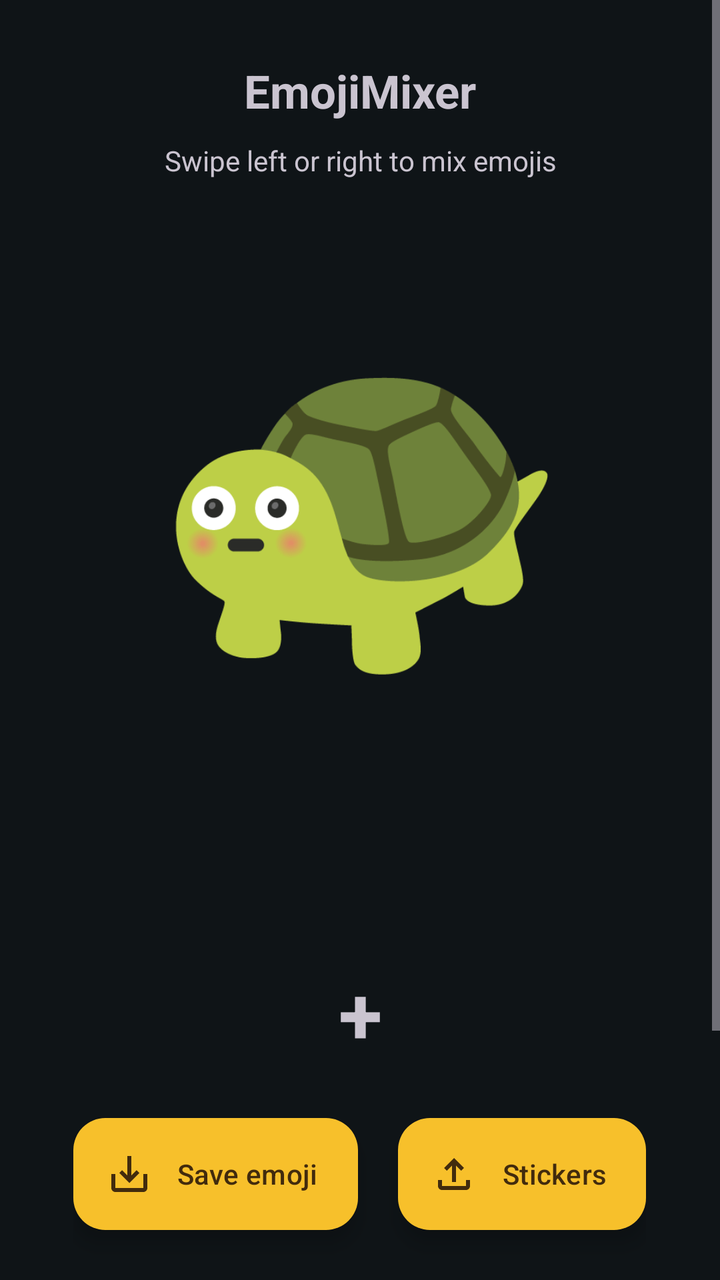
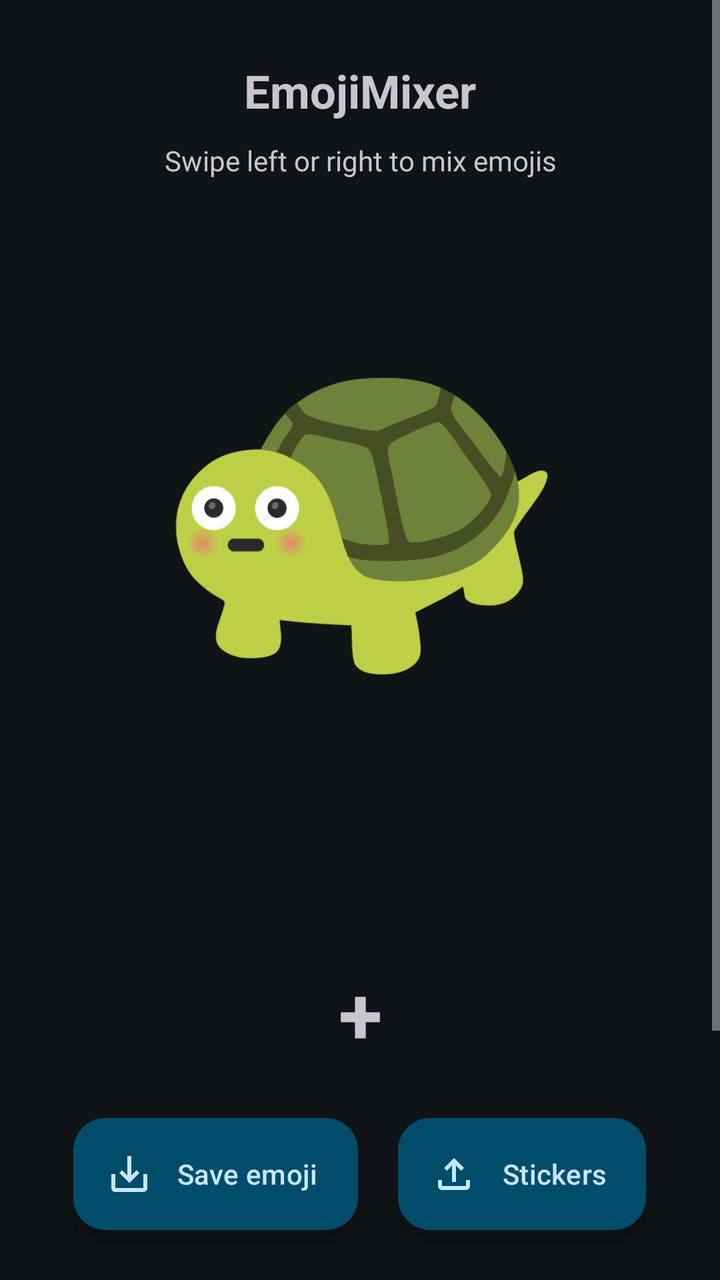

The first picture is an Android layout as it rendered before a commit; the second is the same layout after the commit. The layout source and the unified diff follow.
<!-- AndroidManifest.xml: application theme Theme.MyApplication -->
<!-- res/layout/activity_main.xml -->
<?xml version="1.0" encoding="utf-8"?>
<LinearLayout xmlns:android="http://schemas.android.com/apk/res/android"
    xmlns:app="http://schemas.android.com/apk/res-auto"
    xmlns:tools="http://schemas.android.com/tools"
    android:layout_width="match_parent"
    android:layout_height="match_parent"
    android:gravity="center_horizontal"
    android:weightSum="3"
    android:orientation="vertical">

    <ScrollView
        android:layout_width="match_parent"
        android:layout_weight="3"
        android:layout_height="0dp">
        <LinearLayout
            android:layout_width="match_parent"
            android:layout_height="wrap_content"
            android:layout_marginTop="20dp"
            android:gravity="center_horizontal"
            android:orientation="vertical">

            <TextView
                android:id="@+id/activityTitle"
                android:layout_width="match_parent"
                android:layout_height="wrap_content"
                android:layout_marginTop="10dp"
                android:gravity="center"
                android:text="@string/app_name"
                android:textSize="23sp"
                android:textStyle="bold" />

            <TextView
                android:id="@+id/activityDesc"
                android:layout_width="match_parent"
                android:layout_height="wrap_content"
                android:layout_marginTop="10dp"
                android:layout_marginBottom="60dp"
                android:gravity="center"
                android:text="@string/swipe_left_or_right_to_mix_emojis"
                android:textSize="14sp" />

            <LinearLayout
                android:layout_width="match_parent"
                android:layout_height="0dp"
                android:layout_weight="1"
                android:gravity="center_horizontal"
                android:orientation="vertical">

                <RelativeLayout
                    android:layout_width="200dp"
                    android:layout_height="200dp">

                    <com.google.android.material.progressindicator.CircularProgressIndicator
                        android:id="@+id/progressBar"
                        android:layout_width="60dp"
                        android:layout_height="60dp"
                        android:layout_centerInParent="true"
                        android:indeterminate="true"
                        app:indicatorColor="#F7C02B"
                        app:indicatorSize="60dp"
                        app:trackCornerRadius="10dp"
                        app:trackThickness="5dp" />

                    <ImageView
                        android:id="@+id/mixedEmoji"
                        android:layout_width="200dp"
                        android:layout_height="200dp"
                        android:layout_centerInParent="true"
                        android:src="@drawable/shocked" />
                </RelativeLayout>

                <LinearLayout
                    android:layout_width="match_parent"
                    android:layout_height="wrap_content"
                    android:layout_marginTop="30dp"
                    android:orientation="vertical">

                    <LinearLayout
                        android:layout_width="match_parent"
                        android:layout_height="100dp"
                        android:orientation="vertical">

                        <androidx.recyclerview.widget.RecyclerView
                            android:id="@+id/emojisSlider1"
                            android:layout_width="match_parent"
                            android:layout_height="match_parent"
                            android:fadingEdge="horizontal"
                            android:fadingEdgeLength="30dp" />
                    </LinearLayout>

                    <TextView
                        android:layout_width="match_parent"
                        android:layout_height="wrap_content"
                        android:layout_marginBottom="10dp"
                        android:gravity="center"
                        android:text="+"
                        android:textSize="40sp"
                        android:textStyle="bold"
                        tools:ignore="HardcodedText" />

                    <LinearLayout
                        android:layout_width="match_parent"
                        android:layout_height="wrap_content"
                        android:orientation="vertical">

                        <androidx.recyclerview.widget.RecyclerView
                            android:id="@+id/emojisSlider2"
                            android:layout_width="match_parent"
                            android:layout_height="match_parent"
                            android:fadingEdge="horizontal"
                            android:fadingEdgeLength="30dp" />

                    </LinearLayout>
                </LinearLayout>
            </LinearLayout>

        </LinearLayout>
    </ScrollView>
    <LinearLayout
        android:layout_width="wrap_content"
        android:gravity="center_horizontal"
        android:layout_height="wrap_content">
        <com.google.android.material.floatingactionbutton.ExtendedFloatingActionButton
            android:id="@+id/saveEmoji"
            android:layout_width="wrap_content"
            android:layout_height="wrap_content"
            android:layout_marginTop="30dp"
            android:layout_marginBottom="25dp"
            android:text="@string/save_emoji"
            android:textAllCaps="false"
            android:textColor="#422B0D"
            android:textSize="14sp"
            app:backgroundTint="#F7C02B"
            app:icon="@drawable/ic_outline_save_alt_24"
            app:iconTint="#422B0D" />

        <Space
            android:layout_width="20dp"
            android:layout_height="wrap_content"/>

        <com.google.android.material.floatingactionbutton.ExtendedFloatingActionButton
            android:id="@+id/export"
            android:layout_width="wrap_content"
            android:layout_height="wrap_content"
            android:layout_marginTop="30dp"
            android:layout_marginBottom="25dp"
            android:text="@string/stickers"
            android:textAllCaps="false"
            android:textColor="#422B0D"
            android:textSize="14sp"
            app:backgroundTint="#F7C02B"
            app:icon="@drawable/ic_outline_file_upload_24"
            app:iconTint="#422B0D" />
    </LinearLayout>
</LinearLayout>
<!-- resources referenced by this layout -->
<resources>
  <!-- drawable ic_outline_file_upload_24 (drawable) -->
  <vector android:height="24dp" android:tint="#000000"
      android:viewportHeight="24" android:viewportWidth="24"
      android:width="24dp" xmlns:android="http://schemas.android.com/apk/res/android">
      <path android:fillColor="@android:color/white" android:pathData="M18,15v3H6v-3H4v3c0,1.1 0.9,2 2,2h12c1.1,0 2,-0.9 2,-2v-3H18zM7,9l1.41,1.41L11,7.83V16h2V7.83l2.59,2.58L17,9l-5,-5L7,9z"/>
  </vector>
  <string name="app_name" translatable="false">EmojiMixer</string>
  <string name="save_emoji">Save emoji</string>
  <string name="stickers">Stickers</string>
  <string name="swipe_left_or_right_to_mix_emojis">Swipe left or right to mix emojis</string>
  <color name="md_theme_primary">#90CEF4</color>
  <color name="md_theme_onPrimary">#00344A</color>
  <color name="md_theme_primaryContainer">#004C6A</color>
  <color name="md_theme_onPrimaryContainer">#C5E7FF</color>
  <color name="md_theme_secondary">#B6C9D8</color>
  <color name="md_theme_onSecondary">#20333E</color>
  <color name="md_theme_secondaryContainer">#374955</color>
  <color name="md_theme_onSecondaryContainer">#D1E5F4</color>
  <color name="md_theme_tertiary">#CBC1E9</color>
  <color name="md_theme_onTertiary">#322C4C</color>
  <color name="md_theme_tertiaryContainer">#494263</color>
  <color name="md_theme_onTertiaryContainer">#E7DEFF</color>
  <color name="md_theme_error">#FFB4AB</color>
  <color name="md_theme_onError">#690005</color>
  <color name="md_theme_errorContainer">#93000A</color>
  <color name="md_theme_onErrorContainer">#FFDAD6</color>
  <color name="md_theme_background">#0F1417</color>
  <color name="md_theme_onBackground">#DFE3E7</color>
  <color name="md_theme_surface">#0F1417</color>
  <color name="md_theme_onSurface">#DFE3E7</color>
  <color name="md_theme_surfaceVariant">#41484D</color>
  <color name="md_theme_onSurfaceVariant">#C1C7CD</color>
  <color name="md_theme_outline">#8B9297</color>
  <color name="md_theme_outlineVariant">#41484D</color>
  <color name="md_theme_inverseSurface">#DFE3E7</color>
  <color name="md_theme_inverseOnSurface">#2C3134</color>
  <color name="md_theme_inversePrimary">#1E6586</color>
  <color name="md_theme_primaryFixed">#C5E7FF</color>
  <color name="md_theme_onPrimaryFixed">#001E2D</color>
  <color name="md_theme_primaryFixedDim">#90CEF4</color>
  <color name="md_theme_onPrimaryFixedVariant">#004C6A</color>
  <color name="md_theme_secondaryFixed">#D1E5F4</color>
  <color name="md_theme_onSecondaryFixed">#0A1E28</color>
  <color name="md_theme_secondaryFixedDim">#B6C9D8</color>
  <color name="md_theme_onSecondaryFixedVariant">#374955</color>
  <color name="md_theme_tertiaryFixed">#E7DEFF</color>
  <color name="md_theme_onTertiaryFixed">#1D1735</color>
  <color name="md_theme_tertiaryFixedDim">#CBC1E9</color>
  <color name="md_theme_onTertiaryFixedVariant">#494263</color>
  <color name="md_theme_surfaceDim">#0F1417</color>
  <color name="md_theme_surfaceBright">#353A3D</color>
  <color name="md_theme_surfaceContainerLowest">#0A0F12</color>
  <color name="md_theme_surfaceContainerLow">#181C1F</color>
  <color name="md_theme_surfaceContainer">#1C2023</color>
  <color name="md_theme_surfaceContainerHigh">#262B2E</color>
  <color name="md_theme_surfaceContainerHighest">#313539</color>
  <style name="AppBottomSheetDialogTheme" parent="Theme.Design.Light.BottomSheetDialog">
          <item name="bottomSheetStyle">@style/AppModalStyle</item>
      </style>
  <style name="AppModalStyle" parent="Widget.Design.BottomSheet.Modal">
          <item name="android:background">@drawable/rounded_top_corners</item>
      </style>
  <!-- drawable rounded_top_corners (drawable) -->
  <?xml version="1.0" encoding="utf-8"?>
  <shape xmlns:android="http://schemas.android.com/apk/res/android"
      android:shape="rectangle">
      <solid android:color="@android:color/white"/>
      <corners android:topLeftRadius="16dp"
          android:topRightRadius="16dp"/>
  
  </shape>
  <!-- unchanged entries left out for length: 3 -->
</resources>

<!-- the commit's change to res/layout/activity_main.xml (unified diff, before → after) -->
@@ -128,11 +128,8 @@
             android:layout_marginBottom="25dp"
             android:text="@string/save_emoji"
             android:textAllCaps="false"
-            android:textColor="#422B0D"
             android:textSize="14sp"
-            app:backgroundTint="#F7C02B"
-            app:icon="@drawable/ic_outline_save_alt_24"
-            app:iconTint="#422B0D" />
+            app:icon="@drawable/ic_outline_save_alt_24" />
 
         <Space
             android:layout_width="20dp"
@@ -146,10 +143,7 @@
             android:layout_marginBottom="25dp"
             android:text="@string/stickers"
             android:textAllCaps="false"
-            android:textColor="#422B0D"
             android:textSize="14sp"
-            app:backgroundTint="#F7C02B"
-            app:icon="@drawable/ic_outline_file_upload_24"
-            app:iconTint="#422B0D" />
+            app:icon="@drawable/ic_outline_file_upload_24" />
     </LinearLayout>
 </LinearLayout>
